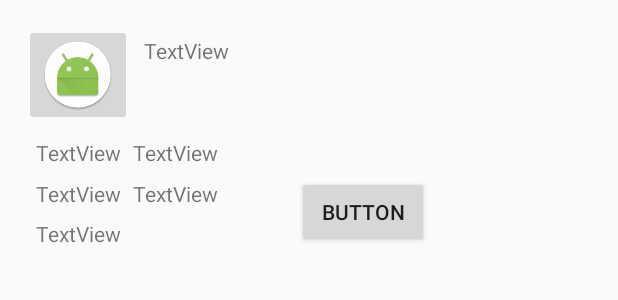
After one commit to AlAskalany/wasder-android, an Android app: the layout dialog.xml on its own in the app's theme, with its tools: preview values and no code run, on a phone screen of 412 x 824 dp. The commit adds this screen. Shown: the top 300 px of the screen. Run offline under Robolectric (Android 15) with nearby library versions, the phone set to English and light mode, and no system bars.

Commit message:
List dialog

```diff
--- a/app/src/main/java/com/wasder/example/FeedFragment.java
+++ b/app/src/main/java/com/wasder/example/FeedFragment.java
@@ -1,5 +1,6 @@
 package com.wasder.example;
 
+import android.app.Dialog;
 import android.content.Context;
 import android.os.Bundle;
 import android.support.v4.app.Fragment;
--- /dev/null
+++ b/app/src/main/java/com/wasder/example/ListDialog.java
@@ -0,0 +1,26 @@
+package com.wasder.example;
+
+import android.app.Dialog;
+import android.content.Context;
+import android.support.annotation.NonNull;
+
+/**
+ * Wasder AB CONFIDENTIAL
+ * Created by ahmed on 9/4/2017.
+ */
+
+public class ListDialog extends Dialog {
+
+	public ListDialog(@NonNull Context context) {
+		super(context);
+		setContentView(R.layout.dialog);
+	}
+
+	public static ListDialog newInstance(Context context){
+		return new ListDialog(context);
+	}
+
+	public void ShowListDialog(Context context){
+		this.show();
+	}
+}
--- a/app/src/main/java/com/wasder/example/MainActivity.java
+++ b/app/src/main/java/com/wasder/example/MainActivity.java
@@ -160,7 +160,7 @@ public class MainActivity extends AppCompatActivity implements NavigationView.On
 
 	@Override
 	public void onListFragmentInteraction(DummyContent.DummyItem item) {
-
+		ListDialog.newInstance(this).show();
 	}
 
 	/**
--- /dev/null
+++ b/app/src/main/res/layout/dialog.xml
@@ -0,0 +1,103 @@
+<?xml version="1.0" encoding="utf-8"?>
+<android.support.constraint.ConstraintLayout
+    xmlns:android="http://schemas.android.com/apk/res/android"
+    xmlns:app="http://schemas.android.com/apk/res-auto"
+    xmlns:tools="http://schemas.android.com/tools"
+    android:layout_width="match_parent"
+    android:layout_height="match_parent"
+    android:padding="8dp">
+
+    <ImageButton
+        android:id="@+id/imageButton2"
+        android:layout_width="wrap_content"
+        android:layout_height="wrap_content"
+        android:layout_marginLeft="8dp"
+        android:layout_marginTop="8dp"
+        app:layout_constraintLeft_toLeftOf="parent"
+        app:layout_constraintTop_toTopOf="parent"
+        app:srcCompat="@mipmap/ic_launcher_round"/>
+
+    <TextView
+        android:id="@+id/textView5"
+        android:layout_width="wrap_content"
+        android:layout_height="wrap_content"
+        android:layout_marginLeft="8dp"
+        android:layout_marginTop="8dp"
+        android:text="TextView"
+        app:layout_constraintLeft_toRightOf="@+id/imageButton2"
+        app:layout_constraintTop_toTopOf="@+id/imageButton2"/>
+
+    <TextView
+        android:id="@+id/textView6"
+        android:layout_width="wrap_content"
+        android:layout_height="wrap_content"
+        android:layout_marginLeft="8dp"
+        android:layout_marginTop="8dp"
+        android:text="TextView"
+        app:layout_constraintLeft_toLeftOf="@+id/imageButton2"
+        app:layout_constraintTop_toBottomOf="@+id/imageButton2"/>
+
+    <TextView
+        android:id="@+id/textView7"
+        android:layout_width="wrap_content"
+        android:layout_height="wrap_content"
+        android:layout_marginLeft="0dp"
+        android:layout_marginTop="8dp"
+        android:text="TextView"
+        app:layout_constraintLeft_toLeftOf="@+id/textView6"
+        app:layout_constraintTop_toBottomOf="@+id/textView6"/>
+
+    <TextView
+        android:id="@+id/textView8"
+        android:layout_width="0dp"
+        android:layout_height="0dp"
+        android:layout_marginLeft="0dp"
+        android:layout_marginTop="7dp"
+        android:text="TextView"
+        app:layout_constraintLeft_toLeftOf="@+id/textView7"
+        app:layout_constraintTop_toBottomOf="@+id/textView7"
+        app:layout_constraintBottom_toBottomOf="parent"
+        android:layout_marginBottom="8dp"/>
+
+    <TextView
+        android:id="@+id/textView9"
+        android:layout_width="wrap_content"
+        android:layout_height="wrap_content"
+        android:layout_marginLeft="8dp"
+        android:layout_marginTop="0dp"
+        android:text="TextView"
+        app:layout_constraintLeft_toRightOf="@+id/textView6"
+        app:layout_constraintTop_toTopOf="@+id/textView6"/>
+
+    <TextView
+        android:id="@+id/textView10"
+        android:layout_width="wrap_content"
+        android:layout_height="wrap_content"
+        android:layout_marginLeft="8dp"
+        android:layout_marginTop="0dp"
+        android:text="TextView"
+        app:layout_constraintLeft_toRightOf="@+id/textView7"
+        app:layout_constraintTop_toTopOf="@+id/textView7"/>
+
+    <TextView
+        android:id="@+id/textView11"
+        android:layout_width="wrap_content"
+        android:layout_height="wrap_content"
+        android:layout_marginLeft="0dp"
+        android:layout_marginTop="0dp"
+        android:text="TextView"
+        app:layout_constraintLeft_toRightOf="@+id/textView8"
+        app:layout_constraintTop_toTopOf="@+id/textView8"/>
+
+    <Button
+        android:id="@+id/button3"
+        android:layout_width="wrap_content"
+        android:layout_height="wrap_content"
+        android:layout_marginBottom="0dp"
+        android:layout_marginLeft="7dp"
+        android:text="Button"
+        app:layout_constraintBottom_toBottomOf="@+id/textView11"
+        app:layout_constraintLeft_toRightOf="@+id/textView11"
+        android:layout_marginRight="8dp"
+        app:layout_constraintRight_toRightOf="parent"/>
+</android.support.constraint.ConstraintLayout>
```
